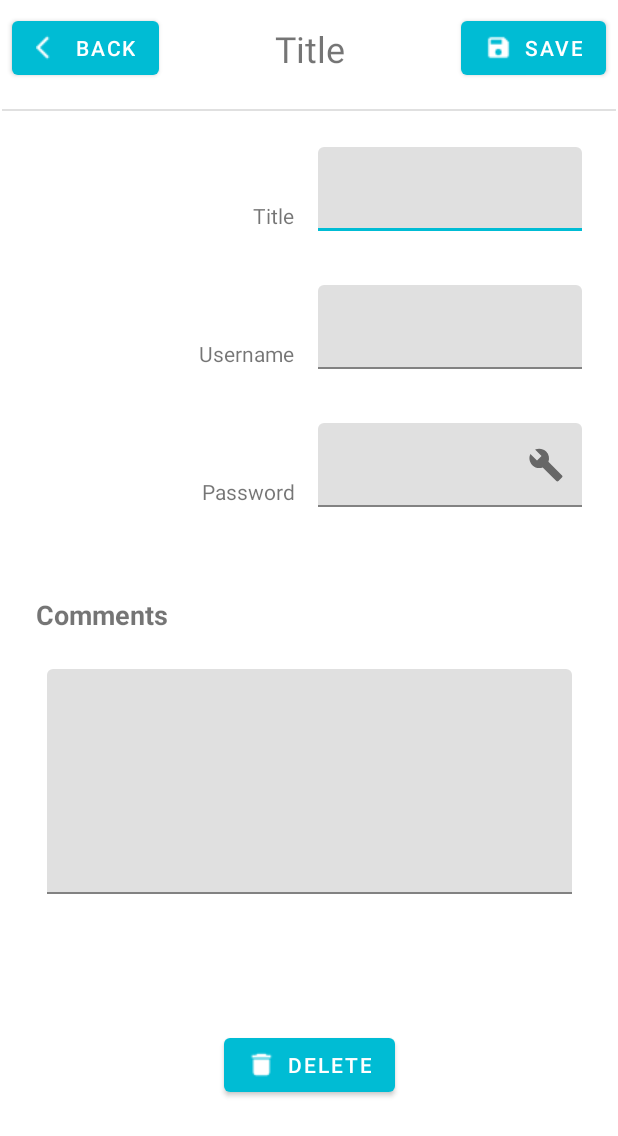
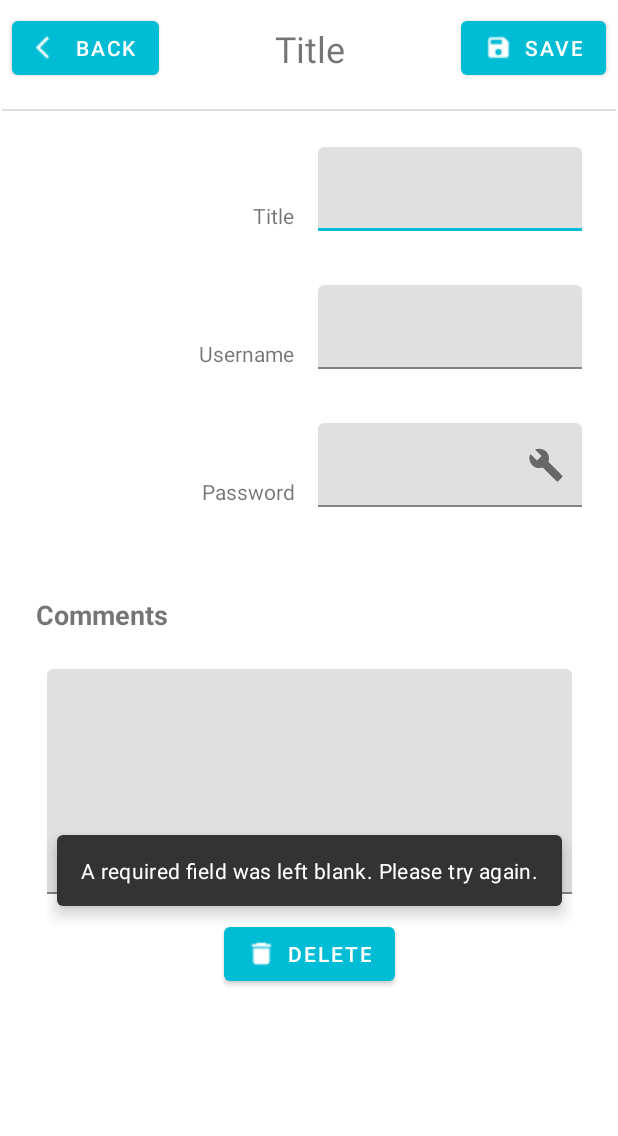
Before and after one commit to adimaris/PasswordManager, an Android app: the ExistingPassActivity screen opened directly, with no data from a screen before it, after a tap on "SAVE", on a phone screen of 412 x 824 dp. Shown: the top 1136 px of the screen. Run offline under Robolectric (Android 15) with nearby library versions, the phone set to English and light mode, and no system bars; 6 statements that could not run were skipped; 1 other tap on this screen came first.

Commit message:
Various minor changes:
- ExistingPassActivity - fields are read only until users clicks the Edit btn
- put like member variables on the same line for all Activities
- PassListActivity SnackBar only appears when an operation fails

```diff
--- a/app/src/main/java/com/alexanderdimaris/passwordmanager/view/AddPassActivity.java
+++ b/app/src/main/java/com/alexanderdimaris/passwordmanager/view/AddPassActivity.java
@@ -8,7 +8,6 @@ import android.content.Intent;
 import android.os.Bundle;
 import android.text.InputType;
 import android.view.View;
-import android.widget.Toast;
 
 import com.alexanderdimaris.passwordmanager.R;
 import com.alexanderdimaris.passwordmanager.model.PassObj;
--- a/app/src/main/java/com/alexanderdimaris/passwordmanager/view/ExistingPassActivity.java
+++ b/app/src/main/java/com/alexanderdimaris/passwordmanager/view/ExistingPassActivity.java
@@ -2,31 +2,29 @@ package com.alexanderdimaris.passwordmanager.view;
 
 import androidx.annotation.Nullable;
 import androidx.appcompat.app.AppCompatActivity;
+import androidx.coordinatorlayout.widget.CoordinatorLayout;
 
 import android.content.Intent;
 import android.os.Bundle;
 import android.text.InputType;
 import android.view.View;
-import android.widget.Toast;
 
 import com.alexanderdimaris.passwordmanager.R;
 import com.alexanderdimaris.passwordmanager.model.PassObj;
 import com.google.android.material.button.MaterialButton;
+import com.google.android.material.snackbar.BaseTransientBottomBar;
+import com.google.android.material.snackbar.Snackbar;
 import com.google.android.material.textfield.TextInputEditText;
 import com.google.android.material.textfield.TextInputLayout;
 import com.google.android.material.textview.MaterialTextView;
 
 public class ExistingPassActivity extends AppCompatActivity {
     private PassObj mPassObj = null;
-    private TextInputEditText etTitle;
-    private TextInputEditText etUsername;
-    private TextInputEditText etPassword;
-    private TextInputEditText etComments;
+    private TextInputEditText etTitle, etUsername, etPassword, etComments;
     private TextInputLayout tilPassword;
     private MaterialTextView tvTitle;
-    private MaterialButton btEdit;
-    private MaterialButton btDelete;
-    private MaterialButton btBack;
+    private MaterialButton btEdit, btDelete, btBack;
+    private CoordinatorLayout snackBar;
 
     @Override
     protected void onCreate(Bundle savedInstanceState) {
@@ -37,10 +35,9 @@ public class ExistingPassActivity extends AppCompatActivity {
         etUsername = findViewById(R.id.activity_existing_pass_et_username);
         etPassword = findViewById(R.id.activity_existing_pass_et_password);
         etComments = findViewById(R.id.activity_existing_pass_et_comment);
-
         tilPassword = findViewById(R.id.activity_existing_pass_til_password);
-
         tvTitle = findViewById(R.id.activity_existing_pass_tv_title);
+        snackBar = findViewById(R.id.activity_existing_pass_coordinator_layout);
 
         Intent intent = getIntent();
         mPassObj = (PassObj) intent.getExtras().getSerializable("passObj");
@@ -49,7 +46,6 @@ public class ExistingPassActivity extends AppCompatActivity {
         etUsername.setText(mPassObj.getUsername());
         etPassword.setText(mPassObj.getPassword());
         etComments.setText(mPassObj.getComments());
-
         tvTitle.setText(mPassObj.getTitle());
 
         btEdit = findViewById(R.id.activity_existing_pass_bt_edit);
@@ -83,7 +79,10 @@ public class ExistingPassActivity extends AppCompatActivity {
     public void editClicked(View v) {
         btEdit.setText("SAVE");
         btEdit.setIconResource(R.drawable.baseline_save_black_18dp);
-
+        etTitle.setEnabled(true);
+        etUsername.setEnabled(true);
+        etPassword.setEnabled(true);
+        etComments.setEnabled(true);
         etPassword.setInputType(InputType.TYPE_CLASS_TEXT);
 
         tilPassword.setEndIconDrawable(R.drawable.ic_baseline_build_24);
@@ -98,13 +97,16 @@ public class ExistingPassActivity extends AppCompatActivity {
         btEdit.setOnClickListener(new View.OnClickListener() {
             @Override
             public void onClick(View v) {
-                String title = etTitle.getText().toString();
+                String title = etTitle.getText().toString(); // TODO seems like this should be its own method
                 String username = etUsername.getText().toString();
                 String password = etPassword.getText().toString();
                 String comments = etComments.getText().toString();
 
                 if(title.equals("") || username.equals("") || password.equals("")) {
-                    Toast.makeText(getApplicationContext(), "One of the required fields were left blank", Toast.LENGTH_LONG).show();
+                    Snackbar.make(snackBar, "A required field was left blank. Please try again.", Snackbar.LENGTH_LONG)
+                            .setAnimationMode(BaseTransientBottomBar.ANIMATION_MODE_SLIDE)
+                            .setAnchorView(btDelete)
+                            .show();
                 } else {
                     mPassObj.setTitle(title);
                     mPassObj.setUsername(username);
--- a/app/src/main/res/layout/activity_existing_pass.xml
+++ b/app/src/main/res/layout/activity_existing_pass.xml
@@ -1,5 +1,6 @@
 <?xml version="1.0" encoding="utf-8"?>
-<androidx.constraintlayout.widget.ConstraintLayout xmlns:android="http://schemas.android.com/apk/res/android"
+<androidx.constraintlayout.widget.ConstraintLayout
+    xmlns:android="http://schemas.android.com/apk/res/android"
     xmlns:app="http://schemas.android.com/apk/res-auto"
     xmlns:tools="http://schemas.android.com/tools"
     android:id="@+id/activity_existing_pass_cl"
@@ -83,7 +84,8 @@
             <com.google.android.material.textfield.TextInputEditText
                 android:id="@+id/activity_existing_pass_et_title"
                 android:layout_width="match_parent"
-                android:layout_height="wrap_content" />
+                android:layout_height="wrap_content"
+                android:enabled="false"/>
 
         </com.google.android.material.textfield.TextInputLayout>
 
@@ -108,7 +110,8 @@
             <com.google.android.material.textfield.TextInputEditText
                 android:id="@+id/activity_existing_pass_et_username"
                 android:layout_width="match_parent"
-                android:layout_height="wrap_content" />
+                android:layout_height="wrap_content"
+                android:enabled="false"/>
 
         </com.google.android.material.textfield.TextInputLayout>
 
@@ -134,6 +137,7 @@
                 android:id="@+id/activity_existing_pass_et_password"
                 android:layout_width="match_parent"
                 android:layout_height="wrap_content"
+                android:enabled="false"
                 android:inputType="textPassword" />
         </com.google.android.material.textfield.TextInputLayout>
     </GridLayout>
@@ -165,7 +169,8 @@
             android:id="@+id/activity_existing_pass_et_comment"
             android:layout_width="match_parent"
             android:layout_height="match_parent"
-            android:gravity="start" />
+            android:gravity="start"
+            android:enabled="false"/>
     </com.google.android.material.textfield.TextInputLayout>
 
     <com.google.android.material.button.MaterialButton
@@ -173,14 +178,20 @@
         android:layout_width="wrap_content"
         android:layout_height="wrap_content"
         android:layout_marginStart="24dp"
-        android:layout_marginTop="24dp"
+        android:layout_marginTop="16dp"
         android:layout_marginEnd="24dp"
-        android:layout_marginBottom="24dp"
         android:text="Delete"
         app:icon="@drawable/baseline_delete_black_18dp"
-        app:layout_constraintBottom_toBottomOf="parent"
         app:layout_constraintEnd_toEndOf="parent"
         app:layout_constraintStart_toStartOf="parent"
         app:layout_constraintTop_toBottomOf="@+id/activity_existing_pass_til_comment" />
 
+    <androidx.coordinatorlayout.widget.CoordinatorLayout
+        android:id="@+id/activity_existing_pass_coordinator_layout"
+        android:layout_width="wrap_content"
+        android:layout_height="wrap_content"
+        app:layout_constraintBottom_toBottomOf="parent"
+        app:layout_constraintEnd_toEndOf="parent"
+        app:layout_constraintStart_toStartOf="parent" />
+
 </androidx.constraintlayout.widget.ConstraintLayout>
```
Also changed, not shown: app/src/main/java/com/alexanderdimaris/passwordmanager/view/PassGeneratorActivity.java (+5 -17 lines), app/src/main/java/com/alexanderdimaris/passwordmanager/view/PassListActivity.java (+8 -9 lines).
